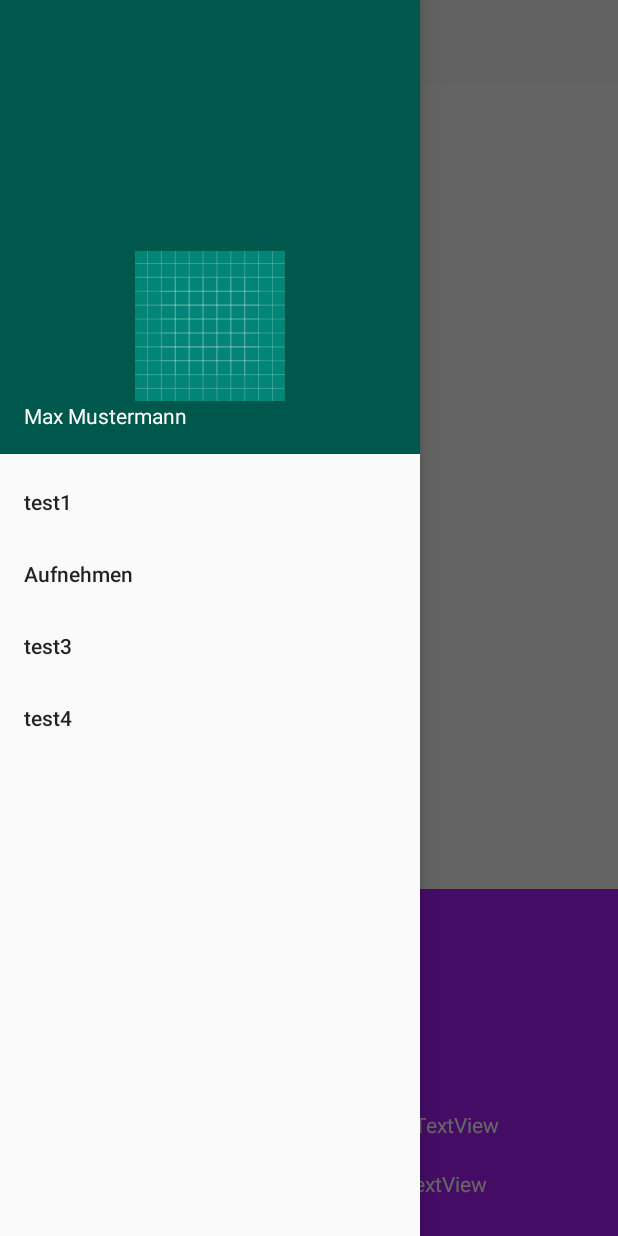
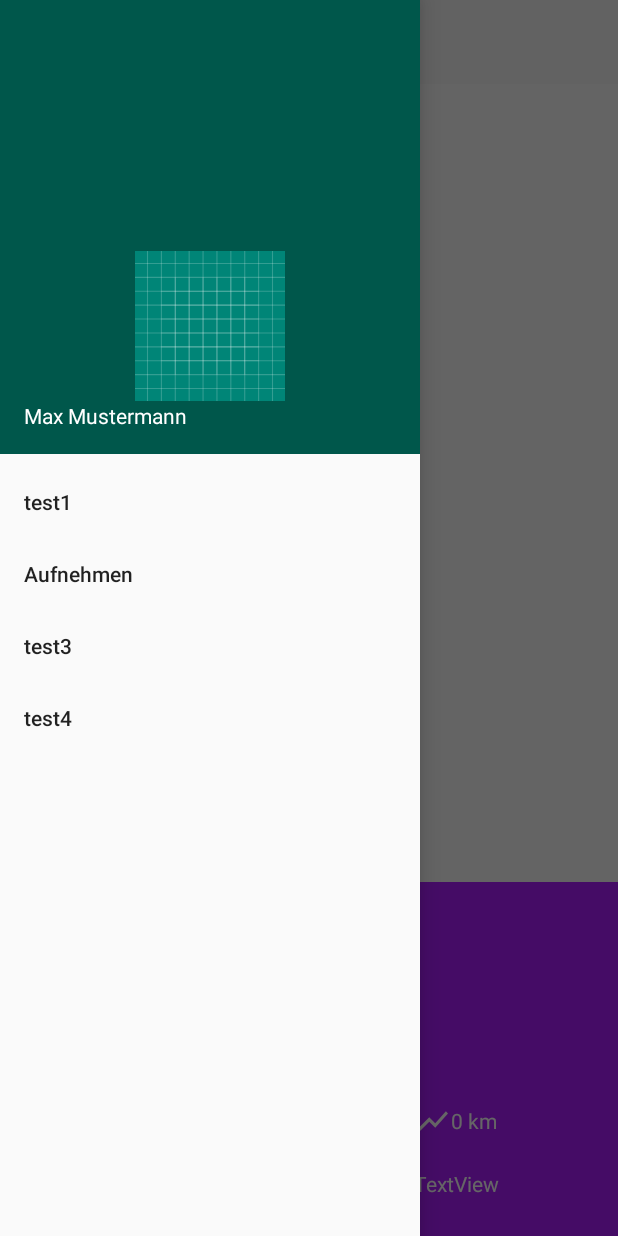
Before and after one commit to ETS-Android3/trackcat-android, an Android app: the fragment RecordFragment placed in its activity, with the side drawer open, on a phone screen of 412 x 824 dp. Run offline under Robolectric (Android 15) with nearby library versions, the light colour scheme and no system bars; libraries missing offline, so code that uses them is left out: org.osmdroid.tileprovider, org.osmdroid.util, org.osmdroid.views; plain views replace MapView; 9 statements that could not run were skipped.

Commit message:
Einbau des Play/Pause Buttons und weiterer Statistiken

```diff
--- a/GoTrack/app/build.gradle
+++ b/GoTrack/app/build.gradle
@@ -13,6 +13,7 @@ android {
         testInstrumentationRunner "android.support.test.runner.AndroidJUnitRunner"
         vectorDrawables.useSupportLibrary = true
     }
+
     buildTypes {
         release {
             minifyEnabled false
--- a/GoTrack/app/src/main/java/com/example/finnl/gotrack/MainActivity.java
+++ b/GoTrack/app/src/main/java/com/example/finnl/gotrack/MainActivity.java
@@ -22,6 +22,7 @@ public class MainActivity extends AppCompatActivity {
 
     private static MainActivity instance;
 
+    private RecordFragment recordFragment;
 
     public static MainActivity getInstance() {
         return instance;
@@ -40,6 +41,9 @@ public class MainActivity extends AppCompatActivity {
         /* save Instance for further Objects*/
         instance = this;
 
+        recordFragment = new RecordFragment();
+
+
         mDrawerLayout = findViewById(R.id.drawer_layout);
 
         /*
@@ -47,7 +51,7 @@ public class MainActivity extends AppCompatActivity {
          * */
         NavigationView navigationView = findViewById(R.id.nav_view);
 
-        View hView =  navigationView.inflateHeaderView(R.layout.nav_header);
+        View hView = navigationView.inflateHeaderView(R.layout.nav_header);
         ImageView imgvw = hView.findViewById(R.id.nav_imgView);
         TextView tv = hView.findViewById(R.id.nav_txtView);
         imgvw.setImageResource(R.drawable.ic_launcher_background);
@@ -67,13 +71,13 @@ public class MainActivity extends AppCompatActivity {
 
                         switch (menuItem.getItemId()) {
                             /*
-                            * Open Record Fragment and track the User
-                            * */
+                             * Open Record Fragment and track the User
+                             * */
                             case R.id.record:
 
                                 if (getSupportFragmentManager().findFragmentByTag("RECORD") == null) {
                                     FragmentTransaction fragTransaction = getSupportFragmentManager().beginTransaction();
-                                            //getFragmentManager().beginTransaction();
+                                    //getFragmentManager().beginTransaction();
 
                                     fragTransaction.replace(R.id.mainFrame, new RecordFragment(), "RECORD");
                                     fragTransaction.commit();
@@ -90,8 +94,8 @@ public class MainActivity extends AppCompatActivity {
                 });
 
         /*
-        * Menu stuff
-        * */
+         * Menu stuff
+         * */
 
         android.support.v7.widget.Toolbar toolbar = findViewById(R.id.toolbar);
         setSupportActionBar(toolbar);
@@ -127,6 +131,29 @@ public class MainActivity extends AppCompatActivity {
         ###########################################################################################
         */
 
+        /*
+         * Play Button
+         * */
+
+        final ImageView playPause = (ImageView) findViewById(R.id.play_imageView);
+        playPause.setOnClickListener(new View.OnClickListener() {
+            @Override
+            public void onClick(View view) {
+                if (recordFragment.isTracking()) {
+                } else {
+                    if (getSupportFragmentManager().findFragmentByTag("RECORD") == null) {
+                        FragmentTransaction fragTransaction = getSupportFragmentManager().beginTransaction();
+                        //getFragmentManager().beginTransaction();
+
+                        fragTransaction.replace(R.id.mainFrame, recordFragment, "RECORD");
+                        fragTransaction.commit();
+                    }
+                    recordFragment.startTracking();
+                    playPause.setImageResource(R.drawable.ic_pause_circle_filled_black_24dp);
+                }
+            }
+        });
+
     }
 
     /*
--- a/GoTrack/app/src/main/java/com/example/finnl/gotrack/Recording/RecordFragment.java
+++ b/GoTrack/app/src/main/java/com/example/finnl/gotrack/Recording/RecordFragment.java
@@ -61,12 +61,18 @@ public class RecordFragment extends Fragment {
     private List<android.support.v4.app.Fragment> listFragments = new ArrayList<>();
 
 
-    TextView kmh_TextView;
-    TextView time_TextView;
+    private TextView kmh_TextView;
+    private TextView time_TextView;
+    private TextView distance_TextView;
+    private TextView average_speed_TextView;
+    private TextView altimeter_TextView;
+
+    private boolean isTracking = false;
 
     CurrentPageIndicator mIndicator;
 
     private View view;
+
     @SuppressLint("HandlerLeak")
     @Override
     public View onCreateView(LayoutInflater inflater, ViewGroup container,
@@ -83,8 +89,16 @@ public class RecordFragment extends Fragment {
                     /*
                      * set Time in TextView
                      * */
+                    try {
                         time_TextView = view.findViewById(R.id.time_TextView);
-                    time_TextView.setText(msg.obj+"");
+                        time_TextView.setText(msg.obj + "");
+                    } catch (NullPointerException e) {
+                    }
+                    try {
+                        average_speed_TextView = view.findViewById(R.id.average_speed_TextView);
+                        average_speed_TextView.setText(Math.round((kmhAverager.getAvgSpeed() * 60 * 60) / 100) / 10.0 + " km/h");
+                    } catch (NullPointerException e) {
+                    }
                 } else if (msg.what == 1) {
                     //setRideTime((String) msg.obj);
                 }
@@ -99,7 +113,7 @@ public class RecordFragment extends Fragment {
          *Inflate the layout for this fragment
          *
          * */
-        view = inflater.inflate(R.layout.record_fragment, container, false);
+        view = inflater.inflate(R.layout.record_fragment_main, container, false);
 
         mMapView = (MapView) view.findViewById(R.id.mapview);
         mMapView.setTileSource(TileSourceFactory.DEFAULT_TILE_SOURCE);
@@ -145,12 +159,12 @@ public class RecordFragment extends Fragment {
 
 
         /*start Tracking*/// TODO: 02.11.2018
-        startTracking();
+        //startTracking();
         return view;
     }
 
     /* starts GPS Tracker and recording Objects */
-    private void startTracking() {
+    public void startTracking() {
         // start Locator
         new Locator(MainActivity.getInstance(), this);
 
@@ -164,6 +178,12 @@ public class RecordFragment extends Fragment {
 
         // average Kmh
         kmhAverager = new SpeedAverager(MainActivity.getInstance(), kmCounter, timer, 1);
+
+        isTracking = true;
+    }
+
+    public boolean isTracking(){
+        return isTracking;
     }
 
     //##############################################################################################
@@ -223,18 +243,36 @@ public class RecordFragment extends Fragment {
 
         kmhAverager.calcAvgSpeed();
 
+
+        /*
+         *
+         * Set Values in Satistics
+         *
+         *
+         * */
+
         /* set Speed value in TextView */
+        try {
             kmh_TextView = view.findViewById(R.id.kmh_TextView);
-        kmh_TextView.setText(location.getSpeed()*60*60/1000 + " km/h");
+            kmh_TextView.setText((Math.round(location.getSpeed() * 60 * 60) / 100) / 10.0 + " km/h");
+        } catch (NullPointerException e) {
+        }
+        try {
+            distance_TextView = view.findViewById(R.id.distance_TextView);
+            distance_TextView.setText(Math.round(kmCounter.getAmount()) / 1000.0 + " km");
+        } catch (NullPointerException e) {
+        }
+        try {
+            altimeter_TextView = view.findViewById(R.id.altimeter_TextView);
+            altimeter_TextView.setText(location.getAltitude() + " m");
+        } catch (NullPointerException e) {
+        }
 
 
     }
     /*
      *##############################################################################################
      */
-
-
-
 
 
     /**
--- a/GoTrack/app/src/main/java/com/example/finnl/gotrack/Recording/Recording_UI/KMH_View_Fragment.java
+++ b/GoTrack/app/src/main/java/com/example/finnl/gotrack/Recording/Recording_UI/KMH_View_Fragment.java
@@ -26,7 +26,7 @@ public class KMH_View_Fragment extends Fragment {
     public View onCreateView(LayoutInflater inflater, ViewGroup container,
                              Bundle savedInstanceState) {
         // Inflate the layout for this fragment
-        return inflater.inflate(R.layout.fragment_kmh__view, container, false);
+        return inflater.inflate(R.layout.record_fragment_kmh__view, container, false);
     }
 
 }
--- a/GoTrack/app/src/main/java/com/example/finnl/gotrack/Recording/Recording_UI/TimeTotal_View_Fragment.java
+++ b/GoTrack/app/src/main/java/com/example/finnl/gotrack/Recording/Recording_UI/TimeTotal_View_Fragment.java
@@ -28,7 +28,7 @@ public class TimeTotal_View_Fragment extends Fragment {
     public View onCreateView(LayoutInflater inflater, ViewGroup container,
                              Bundle savedInstanceState) {
         // Inflate the layout for this fragment
-        return inflater.inflate(R.layout.fragment_time_total__view, container, false);
+        return inflater.inflate(R.layout.record_fragment_time_total__view, container, false);
     }
 
 }
--- a/GoTrack/app/src/main/java/com/example/finnl/gotrack/Statistics/SpeedAverager.java
+++ b/GoTrack/app/src/main/java/com/example/finnl/gotrack/Statistics/SpeedAverager.java
@@ -45,4 +45,8 @@ public class SpeedAverager {
     public int getType() {
         return type;
     }
+
+    public double getAvgSpeed(){
+        return avgSpeed;
+    }
 }
--- /dev/null
+++ b/GoTrack/app/src/main/res/drawable/ic_pause_circle_filled_black_24dp.xml
@@ -0,0 +1,5 @@
+<vector android:height="24dp" android:tint="#F8FFF7"
+    android:viewportHeight="24.0" android:viewportWidth="24.0"
+    android:width="24dp" xmlns:android="http://schemas.android.com/apk/res/android">
+    <path android:fillColor="#FF000000" android:pathData="M12,2C6.48,2 2,6.48 2,12s4.48,10 10,10 10,-4.48 10,-10S17.52,2 12,2zM11,16L9,16L9,8h2v8zM15,16h-2L13,8h2v8z"/>
+</vector>
--- /dev/null
+++ b/GoTrack/app/src/main/res/drawable/ic_play_circle_filled_black_24dp.xml
@@ -0,0 +1,5 @@
+<vector android:height="24dp" android:tint="#F8FFF7"
+    android:viewportHeight="24.0" android:viewportWidth="24.0"
+    android:width="24dp" xmlns:android="http://schemas.android.com/apk/res/android">
+    <path android:fillColor="#FF000000" android:pathData="M12,2C6.48,2 2,6.48 2,12s4.48,10 10,10 10,-4.48 10,-10S17.52,2 12,2zM10,16.5v-9l6,4.5 -6,4.5z"/>
+</vector>
--- /dev/null
+++ b/GoTrack/app/src/main/res/drawable/round_button.xml
@@ -0,0 +1,9 @@
+<?xml version="1.0" encoding="utf-8"?>
+<shape xmlns:android="http://schemas.android.com/apk/res/android"
+    android:shape="oval">
+    <solid android:color="#eeffffff" />
+    <corners android:bottomRightRadius="8dp"
+        android:bottomLeftRadius="8dp"
+        android:topRightRadius="8dp"
+        android:topLeftRadius="8dp"/>
+</shape>
--- a/GoTrack/app/src/main/res/layout/activity_main.xml
+++ b/GoTrack/app/src/main/res/layout/activity_main.xml
@@ -15,6 +15,8 @@
         android:layout_width="match_parent"
         android:layout_height="match_parent">
         <!-- Layout to contain contents of main body of screen (drawer will slide over this) -->
+
+
         <LinearLayout
             android:layout_width="match_parent"
             android:layout_height="match_parent"
@@ -35,7 +37,13 @@
 
             </FrameLayout>
 
+
+
+
+
+
             <!-- Button Bar at Bottom -->
+
             <LinearLayout
                 android:layout_width="match_parent"
                 android:layout_height="wrap_content"
@@ -70,6 +78,25 @@
 
 
         </LinearLayout>
+
+        <Button
+            android:visibility="gone"
+            android:id="@+id/button4"
+            android:layout_width="100dp"
+            android:layout_height="100dp"
+            android:layout_gravity="bottom|center_horizontal"
+            android:background="@drawable/round_button"
+            android:hapticFeedbackEnabled="true"
+            android:text="Button" />
+
+        <ImageView
+            android:id="@+id/play_imageView"
+            android:layout_width="100dp"
+            android:layout_height="100dp"
+            android:layout_gravity="bottom|center_horizontal"
+            app:srcCompat="@drawable/ic_play_circle_filled_black_24dp" />
+
+
     </FrameLayout>
     <!-- Container for contents of drawer - use NavigationView to make configuration easier -->
     <android.support.design.widget.NavigationView
--- a/GoTrack/app/src/main/res/layout/record_fragment.xml
+++ b/GoTrack/app/src/main/res/layout/record_fragment_main.xml
@@ -78,7 +78,7 @@
             android:padding="10dp">
 
             <LinearLayout
-                android:id="@+id/average_speed"
+                android:id="@+id/average_speed_Layout"
                 android:layout_width="wrap_content"
                 android:layout_height="match_parent"
                 android:layout_weight="1"
@@ -93,8 +93,8 @@
                     app:srcCompat="@drawable/record_average_speed_white" />
 
                 <TextView
-                    android:id="@+id/average_speed_unit"
-                    android:layout_width="63dp"
+                    android:id="@+id/average_speed_TextView"
+                    android:layout_width="wrap_content"
                     android:layout_height="match_parent"
                     android:layout_weight="0"
                     android:gravity="center"
@@ -102,14 +102,30 @@
                     android:textColor="@color/lightTxt" />
             </LinearLayout>
 
-            <TextView
-                android:id="@+id/textView3"
+            <LinearLayout
+                android:id="@+id/distance_Layout"
                 android:layout_width="wrap_content"
-                android:layout_height="wrap_content"
+                android:layout_height="match_parent"
                 android:layout_weight="1"
-                android:gravity="center"
-                android:text="TextView"
-                android:textColor="@color/lightTxt" />
+                android:gravity="center_horizontal"
+                android:orientation="horizontal">
+
+                <ImageView
+                    android:id="@+id/distance_Icon"
+                    android:layout_width="wrap_content"
+                    android:layout_height="wrap_content"
+                    android:layout_weight="0"
+                    app:srcCompat="@drawable/record_average_speed_white" />
+
+                <TextView
+                    android:id="@+id/distance_TextView"
+                    android:layout_width="wrap_content"
+                    android:layout_height="match_parent"
+                    android:layout_weight="0"
+                    android:gravity="center"
+                    android:text="0 km"
+                    android:textColor="@color/lightTxt" />
+            </LinearLayout>
         </LinearLayout>
 
         <LinearLayout
@@ -118,14 +134,30 @@
             android:orientation="horizontal"
             android:padding="10dp">
 
-            <TextView
-                android:id="@+id/textView4"
+            <LinearLayout
+                android:id="@+id/altimeter_Layout"
                 android:layout_width="wrap_content"
-                android:layout_height="wrap_content"
+                android:layout_height="match_parent"
                 android:layout_weight="1"
-                android:gravity="center"
-                android:text="TextView"
-                android:textColor="@color/lightTxt" />
+                android:gravity="center_horizontal"
+                android:orientation="horizontal">
+
+                <ImageView
+                    android:id="@+id/altimeter_icon"
+                    android:layout_width="wrap_content"
+                    android:layout_height="wrap_content"
+                    android:layout_weight="0"
+                    app:srcCompat="@drawable/record_average_speed_white" />
+
+                <TextView
+                    android:id="@+id/altimeter_TextView"
+                    android:layout_width="wrap_content"
+                    android:layout_height="match_parent"
+                    android:layout_weight="0"
+                    android:gravity="center"
+                    android:text="7,56 km/h"
+                    android:textColor="@color/lightTxt" />
+            </LinearLayout>
 
             <TextView
                 android:id="@+id/textView5"
```
Also changed, not shown: GoTrack/app/src/main/AndroidManifest.xml (+5 -2 lines), GoTrack/app/src/main/res/layout/record_fragment_kmh__view.xml (renamed from GoTrack/app/src/main/res/layout/fragment_kmh__view.xml), GoTrack/app/src/main/res/layout/record_fragment_time_total__view.xml (renamed from GoTrack/app/src/main/res/layout/fragment_time_total__view.xml). Lines whose indentation alone changed are shown as unchanged.
